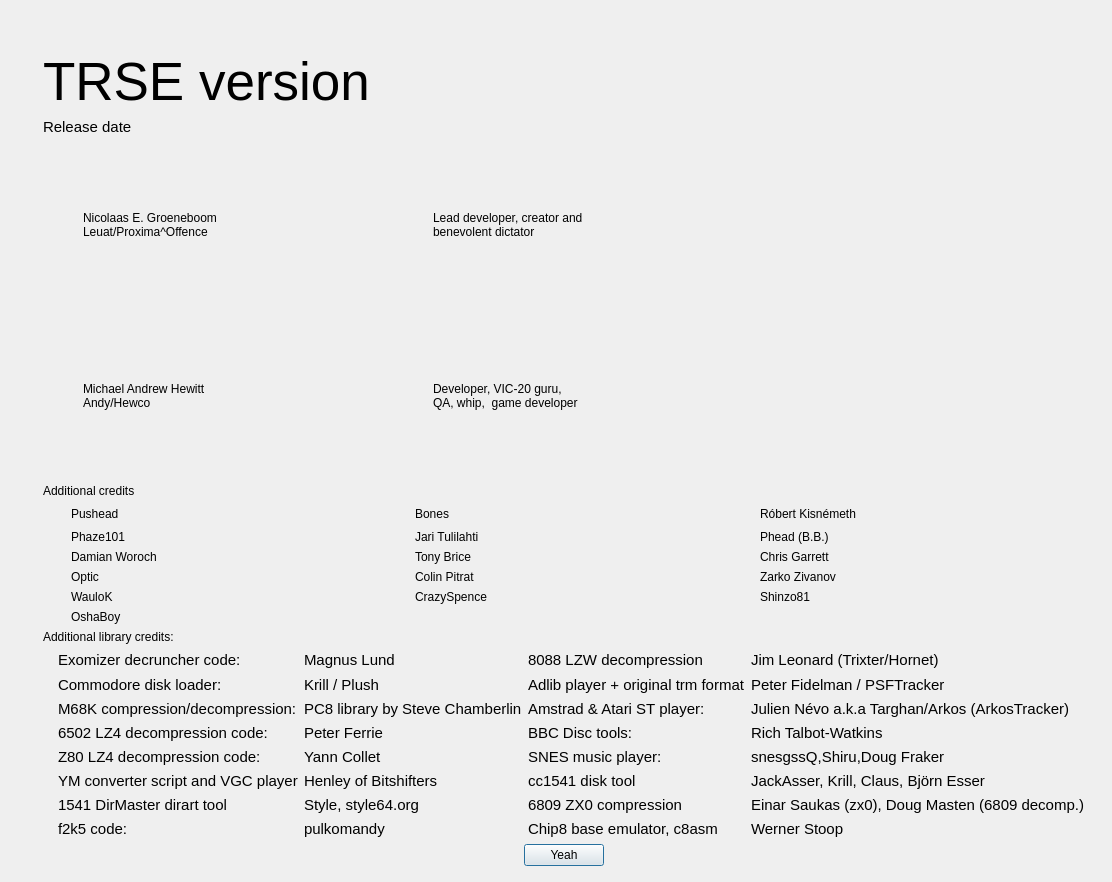
Old version of the form source/dialogabout.ui in the repository leuat/TRSE.
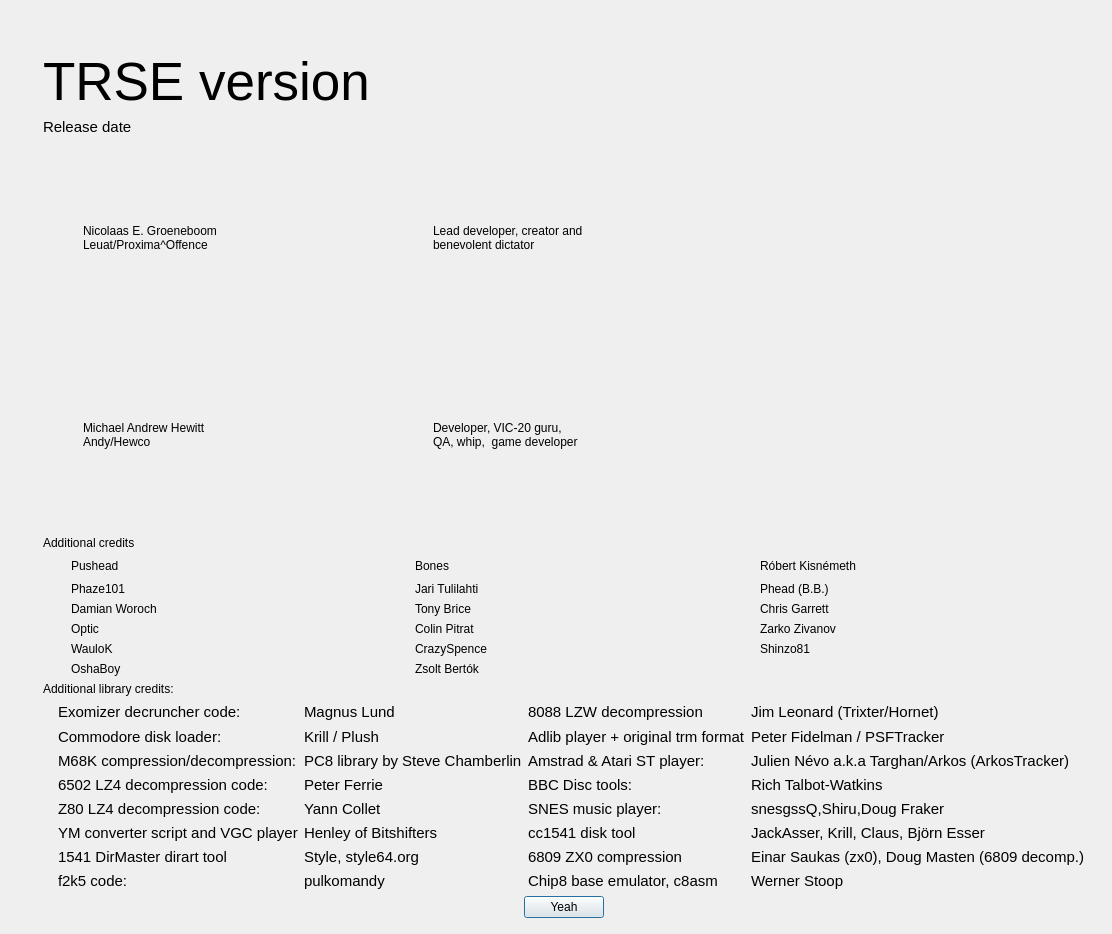
New version of the form. Icons and pictures are not drawn.

Commit message: Added zsolt to credits

The edit to the form file:
```diff
--- a/source/dialogabout.ui
+++ b/source/dialogabout.ui
@@ -7,7 +7,7 @@
     <x>0</x>
     <y>0</y>
     <width>969</width>
-    <height>882</height>
+    <height>934</height>
    </rect>
   </property>
   <property name="sizePolicy">
@@ -642,6 +642,33 @@
          </item>
         </layout>
        </item>
+       <item row="10" column="2">
+        <layout class="QHBoxLayout" name="horizontalLayout_30" stretch="1,100">
+         <item>
+          <widget class="QLabel" name="label_60">
+           <property name="text">
+            <string/>
+           </property>
+           <property name="pixmap">
+            <pixmap resource="../resources.qrc">:/resources/images/portraits/dead_astronaut_small.png</pixmap>
+           </property>
+           <property name="scaledContents">
+            <bool>false</bool>
+           </property>
+          </widget>
+         </item>
+         <item>
+          <widget class="QLabel" name="lblDate_35">
+           <property name="text">
+            <string>Zsolt Bertók</string>
+           </property>
+           <property name="alignment">
+            <set>Qt::AlignLeading|Qt::AlignLeft|Qt::AlignVCenter</set>
+           </property>
+          </widget>
+         </item>
+        </layout>
+       </item>
       </layout>
      </item>
      <item>
```
Left out of the diff: 2 changed lines with no effect on the pictures.
